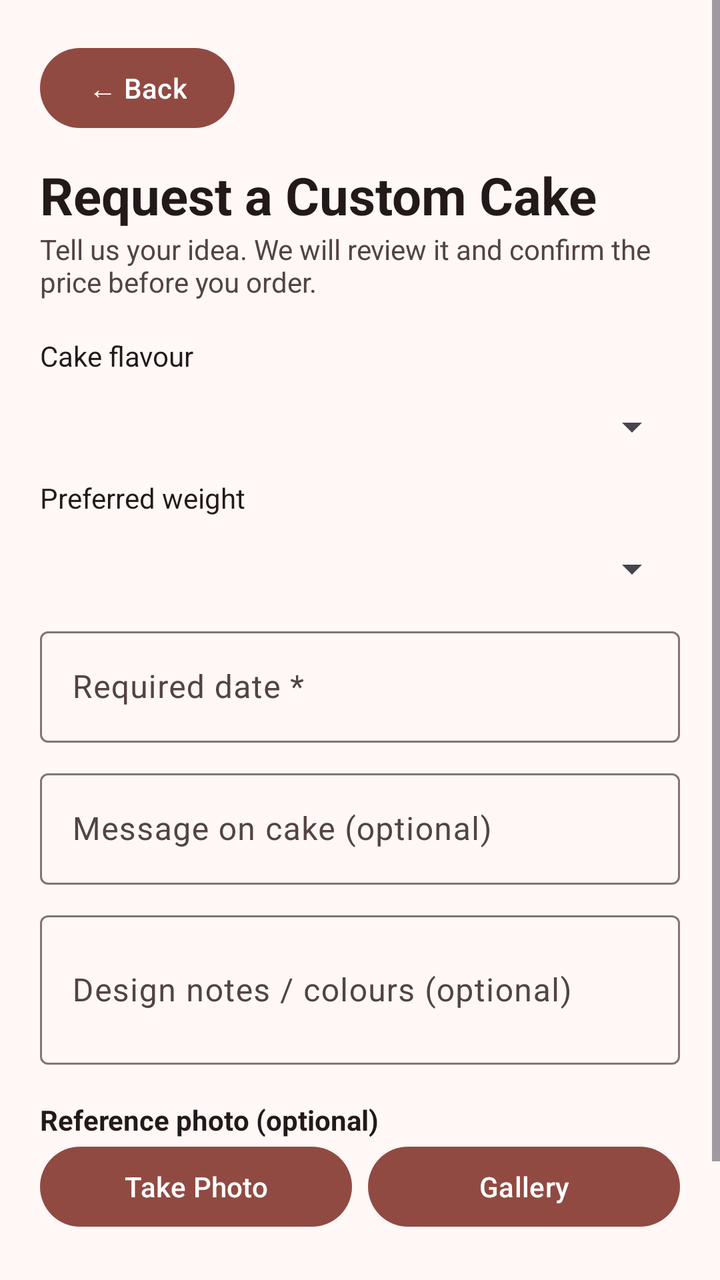
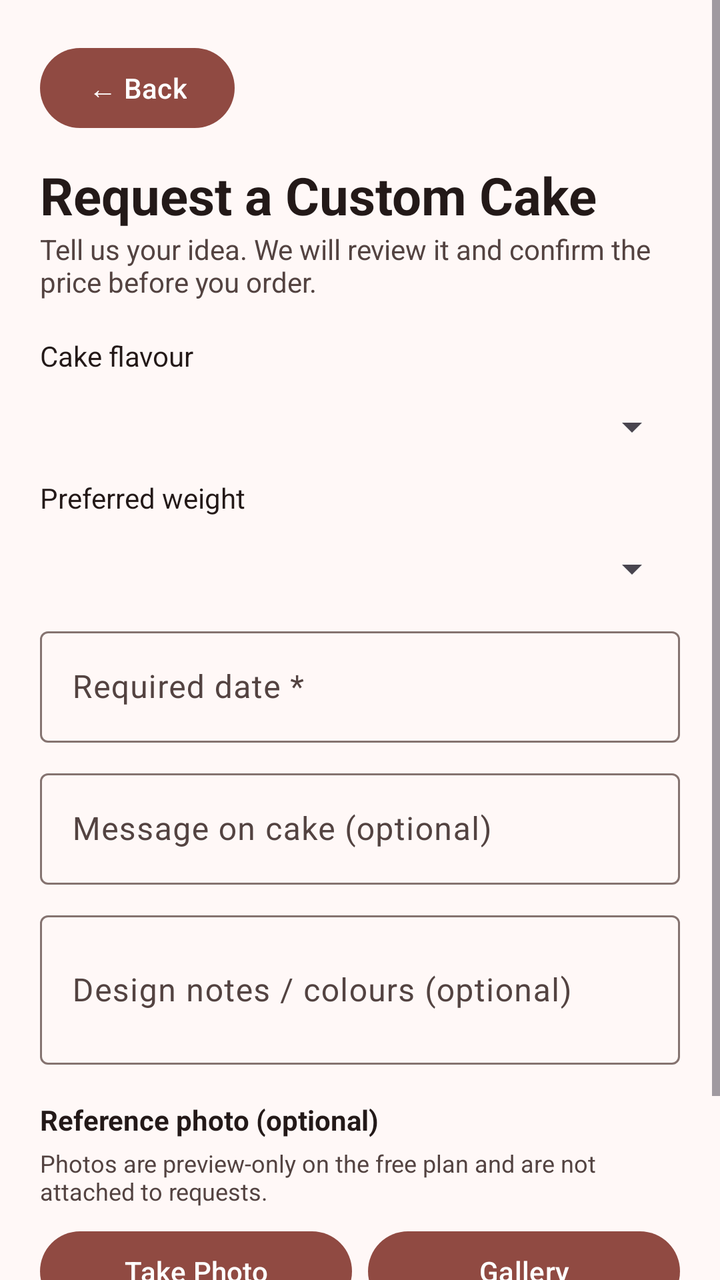

Compare the two renders of this Android layout. The source of the first and the diff that turns it into the second are given below.
<!-- AndroidManifest.xml: application theme Theme.ButterQueen -->
<!-- res/layout/activity_custom_cake.xml -->
<?xml version="1.0" encoding="utf-8"?>
<ScrollView xmlns:android="http://schemas.android.com/apk/res/android"
    android:layout_width="match_parent" android:layout_height="match_parent"
    android:fillViewport="true" android:background="@color/md_theme_background">
    <LinearLayout android:layout_width="match_parent" android:layout_height="wrap_content"
        android:orientation="vertical" android:padding="20dp">
        <Button android:id="@+id/customBack" android:layout_width="wrap_content"
            android:layout_height="wrap_content" android:text="← Back" />
        <TextView android:layout_width="match_parent" android:layout_height="wrap_content"
            android:layout_marginTop="12dp" android:text="Request a Custom Cake"
            android:textSize="26sp" android:textStyle="bold"
            android:textColor="@color/md_theme_onBackground" />
        <TextView android:layout_width="match_parent" android:layout_height="wrap_content"
            android:layout_marginBottom="18dp" android:text="Tell us your idea. We will review it and confirm the price before you order."
            android:textColor="@color/md_theme_onSurfaceVariant" />
        <TextView android:layout_width="wrap_content" android:layout_height="wrap_content"
            android:text="Cake flavour" android:textColor="@color/md_theme_onBackground" />
        <Spinner android:id="@+id/customFlavour" android:layout_width="match_parent" android:layout_height="52dp" />
        <TextView android:layout_width="wrap_content" android:layout_height="wrap_content"
            android:text="Preferred weight" android:textColor="@color/md_theme_onBackground" />
        <Spinner android:id="@+id/customWeight" android:layout_width="match_parent" android:layout_height="52dp" />
        <com.google.android.material.textfield.TextInputLayout
            android:layout_width="match_parent" android:layout_height="wrap_content" android:hint="Required date *">
            <com.google.android.material.textfield.TextInputEditText
                android:id="@+id/customDate" android:layout_width="match_parent" android:layout_height="wrap_content"
                android:inputType="none" android:focusable="false" android:clickable="true" />
        </com.google.android.material.textfield.TextInputLayout>
        <com.google.android.material.textfield.TextInputLayout
            android:layout_width="match_parent" android:layout_height="wrap_content" android:layout_marginTop="10dp"
            android:hint="Message on cake (optional)">
            <com.google.android.material.textfield.TextInputEditText
                android:id="@+id/customMessage" android:layout_width="match_parent" android:layout_height="wrap_content"
                android:maxLength="120" android:inputType="textCapSentences" />
        </com.google.android.material.textfield.TextInputLayout>
        <com.google.android.material.textfield.TextInputLayout
            android:layout_width="match_parent" android:layout_height="wrap_content" android:layout_marginTop="10dp"
            android:hint="Design notes / colours (optional)">
            <com.google.android.material.textfield.TextInputEditText
                android:id="@+id/customNotes" android:layout_width="match_parent" android:layout_height="wrap_content"
                android:maxLength="1000" android:minLines="2" android:inputType="textMultiLine" />
        </com.google.android.material.textfield.TextInputLayout>
        <TextView android:layout_width="match_parent" android:layout_height="wrap_content"
            android:layout_marginTop="18dp" android:text="Reference photo (optional)"
            android:textColor="@color/md_theme_onBackground" android:textStyle="bold" />
        <LinearLayout android:layout_width="match_parent" android:layout_height="wrap_content"
            android:orientation="horizontal">
            <Button android:id="@+id/customTakePhoto" android:layout_width="0dp" android:layout_height="wrap_content"
                android:layout_weight="1" android:text="Take Photo" />
            <Button android:id="@+id/customGallery" android:layout_width="0dp" android:layout_height="wrap_content"
                android:layout_weight="1" android:layout_marginStart="8dp" android:text="Gallery" />
        </LinearLayout>
        <ImageView android:id="@+id/customPhotoPreview" android:layout_width="match_parent"
            android:layout_height="190dp" android:layout_marginTop="12dp"
            android:visibility="gone" android:scaleType="centerCrop"
            android:contentDescription="Selected cake reference photo" />
        <Button android:id="@+id/customRemovePhoto"
            android:layout_width="wrap_content"
            android:layout_height="wrap_content"
            android:layout_gravity="end"
            android:layout_marginTop="8dp"
            android:text="Remove Photo"
            android:contentDescription="Remove selected reference photo"
            android:visibility="gone" />
        <com.google.android.material.button.MaterialButton
            android:id="@+id/customSubmit" android:layout_width="match_parent"
            android:layout_height="wrap_content" android:layout_marginTop="20dp"
            android:text="Submit Custom Cake Request" />
    </LinearLayout>
</ScrollView>
<!-- resources referenced by this layout -->
<resources>
  <color name="md_theme_background">#FFF8F7</color>
  <color name="md_theme_onBackground">#231918</color>
  <color name="md_theme_onSurfaceVariant">#534341</color>
  <style name="Theme.ButterQueen" parent="Theme.Material3.Light.NoActionBar">
          <item name="colorPrimary">@color/md_theme_primary</item>
          <item name="colorOnPrimary">@color/md_theme_onPrimary</item>
          <item name="colorPrimaryContainer">@color/md_theme_primaryContainer</item>
          <item name="colorOnPrimaryContainer">@color/md_theme_onPrimaryContainer</item>
  
          <item name="colorSecondary">@color/md_theme_secondary</item>
          <item name="colorOnSecondary">@color/md_theme_onSecondary</item>
          <item name="colorSecondaryContainer">@color/md_theme_secondaryContainer</item>
          <item name="colorOnSecondaryContainer">@color/md_theme_onSecondaryContainer</item>
  
          <item name="colorTertiary">@color/md_theme_tertiary</item>
          <item name="colorOnTertiary">@color/md_theme_onTertiary</item>
          <item name="colorTertiaryContainer">@color/md_theme_tertiaryContainer</item>
          <item name="colorOnTertiaryContainer">@color/md_theme_onTertiaryContainer</item>
  
          <item name="colorError">@color/md_theme_error</item>
          <item name="colorOnError">@color/md_theme_onError</item>
          <item name="colorErrorContainer">@color/md_theme_errorContainer</item>
          <item name="colorOnErrorContainer">@color/md_theme_onErrorContainer</item>
  
          <item name="android:colorBackground">@color/md_theme_background</item>
          <item name="colorOnBackground">@color/md_theme_onBackground</item>
  
          <item name="colorSurface">@color/md_theme_surface</item>
          <item name="colorOnSurface">@color/md_theme_onSurface</item>
          <item name="colorSurfaceVariant">@color/md_theme_surfaceVariant</item>
          <item name="colorOnSurfaceVariant">@color/md_theme_onSurfaceVariant</item>
  
          <item name="colorOutline">@color/md_theme_outline</item>
          <item name="colorOutlineVariant">@color/md_theme_outlineVariant</item>
  
          <item name="android:windowBackground">@color/md_theme_background</item>
          <item name="android:statusBarColor">@android:color/transparent</item>
          <item name="android:navigationBarColor">@color/md_theme_surface</item>
          <item name="android:windowLightStatusBar">true</item>
          <item name="android:windowLightNavigationBar">true</item>
      </style>
  <color name="md_theme_primary">#904A42</color>
  <color name="md_theme_onPrimary">#FFFFFF</color>
  <color name="md_theme_primaryContainer">#FFDAD5</color>
  <color name="md_theme_onPrimaryContainer">#73342D</color>
  <color name="md_theme_secondary">#775652</color>
  <color name="md_theme_onSecondary">#FFFFFF</color>
  <color name="md_theme_secondaryContainer">#FFDAD5</color>
  <color name="md_theme_onSecondaryContainer">#5D3F3B</color>
  <color name="md_theme_tertiary">#835415</color>
  <color name="md_theme_onTertiary">#FFFFFF</color>
  <color name="md_theme_tertiaryContainer">#FFDDBA</color>
  <color name="md_theme_onTertiaryContainer">#673D00</color>
  <color name="md_theme_error">#BA1A1A</color>
  <color name="md_theme_onError">#FFFFFF</color>
  <color name="md_theme_errorContainer">#FFDAD6</color>
  <color name="md_theme_onErrorContainer">#93000A</color>
  <color name="md_theme_surface">#FFF8F5</color>
  <color name="md_theme_onSurface">#221A14</color>
  <color name="md_theme_surfaceVariant">#F5DDDA</color>
  <color name="md_theme_outline">#857370</color>
  <color name="md_theme_outlineVariant">#D8C2BF</color>
</resources>

<!-- the commit's change to res/layout/activity_custom_cake.xml (unified diff, before → after) -->
@@ -1,5 +1,6 @@
 <?xml version="1.0" encoding="utf-8"?>
 <ScrollView xmlns:android="http://schemas.android.com/apk/res/android"
+    android:id="@+id/customCakeRoot"
     android:layout_width="match_parent" android:layout_height="match_parent"
     android:fillViewport="true" android:background="@color/md_theme_background">
     <LinearLayout android:layout_width="match_parent" android:layout_height="wrap_content"
@@ -42,6 +43,14 @@
         <TextView android:layout_width="match_parent" android:layout_height="wrap_content"
             android:layout_marginTop="18dp" android:text="Reference photo (optional)"
             android:textColor="@color/md_theme_onBackground" android:textStyle="bold" />
+        <TextView
+            android:layout_width="match_parent"
+            android:layout_height="wrap_content"
+            android:layout_marginTop="4dp"
+            android:layout_marginBottom="8dp"
+            android:text="Photos are preview-only on the free plan and are not attached to requests."
+            android:textSize="12sp"
+            android:textColor="@color/md_theme_onSurfaceVariant" />
         <LinearLayout android:layout_width="match_parent" android:layout_height="wrap_content"
             android:orientation="horizontal">
             <Button android:id="@+id/customTakePhoto" android:layout_width="0dp" android:layout_height="wrap_content"
